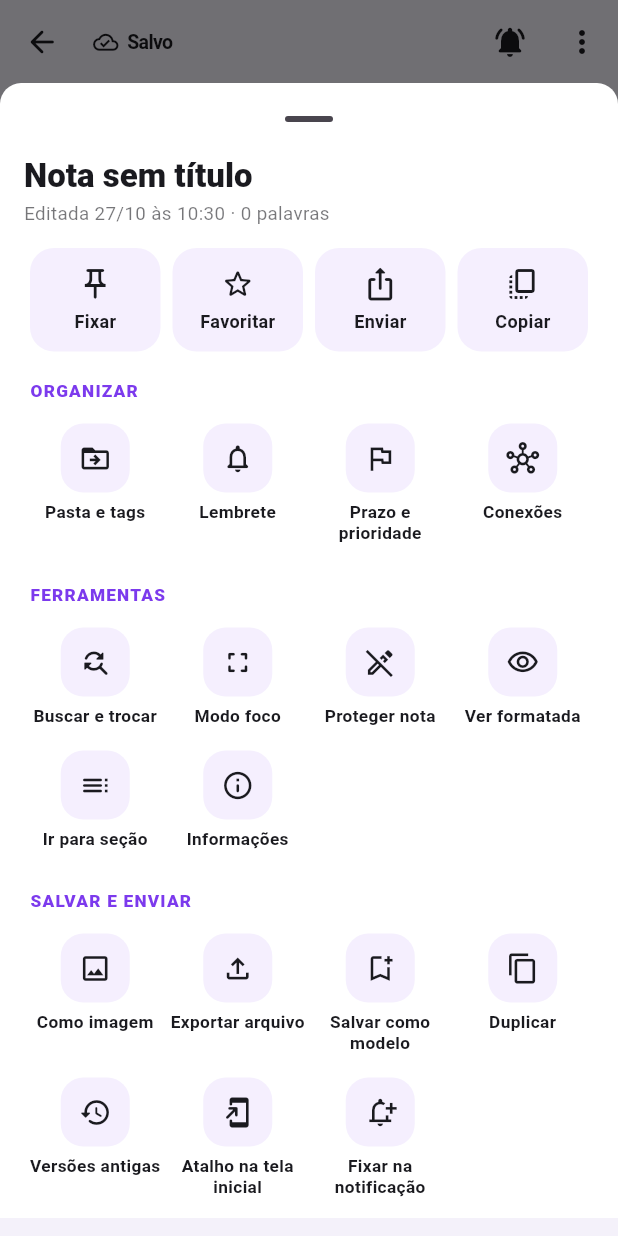
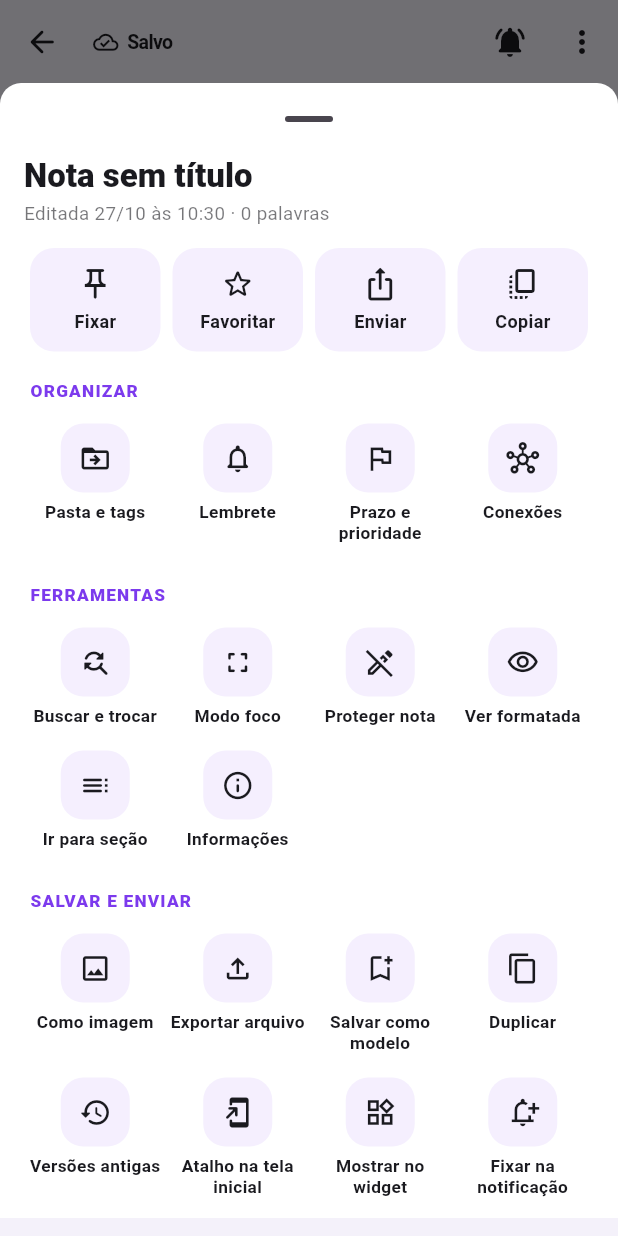
Before and after one commit to Jtcharizard/Noto-Bloco-de-notas, a Flutter app: the EditorPage screen opened directly with empty values, after a tap on the "more vert" icon, on a phone screen of 412 x 824 dp. Run offline on Flutter 3.47's test engine with Material 3 defaults, Android fonts, the phone set to English and light mode, and no system bars; our stand-ins replace file_picker, flutter_local_notifications, flutter_markdown_plus, image_picker, pdf, share_plus and 3 more; missing offline and left inert: home_widget, markdown, quick_actions; accounts and stored records are empty.

Commit message:
Noto 4.0.0: continuar no topo, mostrar no widget, notas curtas maiores, tutorial e novidades
Co-Authored-By: Claude Opus 5.5 <noreply@anthropic.com>
Claude-Session: https://claude.ai/code/session_01XZfemAtWrMhLuXBgeb37VC

```diff
--- a/lib/noto_editor.dart
+++ b/lib/noto_editor.dart
@@ -1602,6 +1602,14 @@ class _EditorPageState extends State<EditorPage>
             const _MenuAction('duplicate', Icons.copy_outlined, 'Duplicar'),
             const _MenuAction('history', Icons.history_rounded, 'Versões antigas'),
             const _MenuAction('home-shortcut', Icons.add_to_home_screen_rounded, 'Atalho na tela inicial'),
+            if (!note.locked)
+              _MenuAction(
+                'widget-note',
+                Icons.widgets_outlined,
+                widget.store.widgetNoteId == note.id
+                    ? 'Já está no widget'
+                    : 'Mostrar no widget',
+              ),
             _MenuAction(
               'pin-notification',
               notified
@@ -1704,6 +1712,25 @@ class _EditorPageState extends State<EditorPage>
         await _showSections();
       case 'home-shortcut':
         await _pinToHomeScreen();
+      case 'widget-note':
+        final persisted = await _saveDraft();
+        if (!mounted) return;
+        if (!persisted) {
+          ScaffoldMessenger.of(context).showSnackBar(
+            const SnackBar(content: Text('Escreva algo na nota primeiro.')),
+          );
+          return;
+        }
+        widget.store.widgetNoteId = widget.note.id;
+        await widget.store.save();
+        if (!mounted) return;
+        ScaffoldMessenger.of(context).showSnackBar(
+          const SnackBar(
+            content: Text(
+              'Pronto! Esta nota aparece no widget "Noto · Nota" da tela inicial.',
+            ),
+          ),
+        );
       case 'check-all':
         _checkAllTasks();
       case 'copy-pending':
--- a/lib/noto_library.dart
+++ b/lib/noto_library.dart
@@ -777,7 +777,7 @@ Future<void> importBackup(BuildContext context, AppStore store) async {
 void showAboutNoto(BuildContext context) => showAboutDialog(
   context: context,
   applicationName: 'Noto',
-  applicationVersion: '3.3',
+  applicationVersion: '4.0',
   applicationIcon: ClipRRect(
     borderRadius: BorderRadius.circular(18),
     child: Image.asset('assets/noto_mark.png', width: 68, height: 68),
--- a/lib/noto_tutorial.dart
+++ b/lib/noto_tutorial.dart
@@ -30,8 +30,8 @@ const _steps = <_TutorialStep>[
       (Icons.add_circle_outline_rounded, 'Segure o + para criar direto o outro tipo.'),
       (Icons.keyboard_return_rounded, 'Enter cria a próxima tarefa e continua listas como "1-" ou "-".'),
       (Icons.space_bar_rounded, 'A barra embaixo da nota tem desfazer, negrito, lista, voz e inserir.'),
-      (Icons.content_paste_rounded, 'Copiou um texto em outro app? No + aparece "Colar o que copiei".'),
-      (Icons.event_repeat_outlined, 'Lista de rotina? No ⋮, "Desmarcar todo dia" deixa ela zerada a cada dia.'),
+      (Icons.keyboard_command_key_rounded, 'Digite / numa linha vazia para pôr título, lista, tabela e mais.'),
+      (Icons.format_indent_increase_rounded, 'Nas listas, o ⋮ da tarefa cria subtarefas. Deslize para apagar.'),
     ],
   ),
   _TutorialStep(
--- a/pubspec.yaml
+++ b/pubspec.yaml
@@ -1,7 +1,7 @@
 name: bloco_personalizavel
 description: Bloco de notas offline com temas e fontes personalizaveis.
 publish_to: none
-version: 3.3.0+26
+version: 4.0.0+27
 
 environment:
   sdk: '>=3.4.0 <4.0.0'
```
Also changed, not shown: lib/noto_home.dart (+65 -2 lines), 1 other file.
